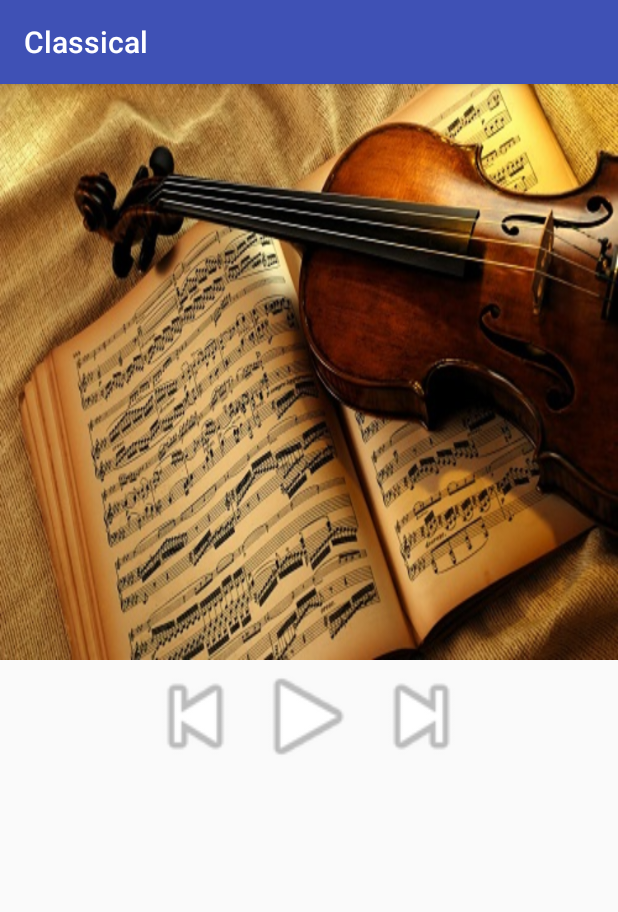
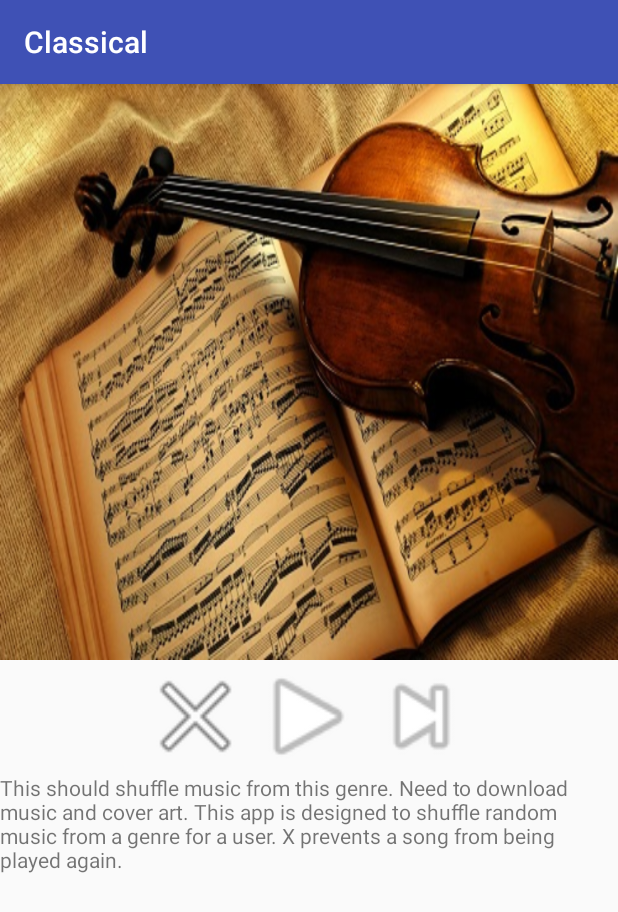
Before and after one commit to murphy360/MurphMusic, an Android app: the screen it shows after launch (GenreActivity), after a tap on "Classical", on a phone screen of 412 x 824 dp. Shown: the top 912 px of the screen. Run offline under Robolectric (Android 15) with nearby library versions, the phone set to English and light mode, and no system bars.

Commit message:
Cleaning up Code

```diff
--- a/app/src/main/java/com/andrios/murphmusic/ColumnComparator.java
+++ b/app/src/main/java/com/andrios/murphmusic/ColumnComparator.java
@@ -4,8 +4,10 @@ import java.util.Comparator;
 
 /**
  * Created by Corey on 7/24/2016.
+ *
+ * Class that extends Comparator.
  */
-//Class that extends Comparator
+
 class ColumnComparator implements Comparator {
     int columnToSort;
     ColumnComparator(int columnToSort) {
--- a/app/src/main/java/com/andrios/murphmusic/PlayActivity.java
+++ b/app/src/main/java/com/andrios/murphmusic/PlayActivity.java
@@ -13,6 +13,9 @@ public class PlayActivity extends AppCompatActivity {
         setConnections();
     }
 
+    /**
+     * Connect GUI to ACTIVITY
+     */
     private void setConnections() {
 
 
--- a/app/src/main/java/com/andrios/murphmusic/SplashActivity.java
+++ b/app/src/main/java/com/andrios/murphmusic/SplashActivity.java
@@ -15,26 +15,23 @@ public class SplashActivity extends AppCompatActivity {
     ProgressBar progressBar;
     int progress = 0;
 
-
     @Override
     protected void onCreate(Bundle savedInstanceState) {
         super.onCreate(savedInstanceState);
         setContentView(R.layout.activity_splash);
+
         setOnClickListeners();
-
         new BackgroundAsyncTask().execute();
-
-
-
     }
 
+    //Connect GUI and ACTIVITY
     private void setOnClickListeners() {
         progressBar = (ProgressBar) findViewById(R.id.progressBar);
         progressBar.setMax(100);
         progressBar.setIndeterminate(false);
 
     }
-
+    // Work in another thread
     public class BackgroundAsyncTask extends
             AsyncTask<Void, Integer, Void> {
 
@@ -42,22 +39,23 @@ public class SplashActivity extends AppCompatActivity {
 
         @Override
         protected void onPostExecute(Void result) {
+            //Close the activity
             finish();
         }
 
         @Override
         protected void onPreExecute() {
-            // TODO Auto-generated method stub
-
+            // TODO Fill this out someday
         }
 
         @Override
         protected Void doInBackground(Void... params) {
-            // TODO Auto-generated method stub
+            // Slows down progress bar process to give user time to read about the activity.
+            // TODO Will be used to download data in the background in the future.
             while (myProgress < 100) {
                 myProgress++;
                 publishProgress(myProgress);
-                SystemClock.sleep(10);
+                SystemClock.sleep(50);
             }
             return null;
         }
@@ -67,6 +65,5 @@ public class SplashActivity extends AppCompatActivity {
             // TODO Auto-generated method stub
             progressBar.setProgress(values[0]);
         }
-
     }
 }
--- a/app/src/main/res/layout/activity_play.xml
+++ b/app/src/main/res/layout/activity_play.xml
@@ -14,7 +14,8 @@
     <LinearLayout
         android:layout_width="match_parent"
         android:layout_height="0dp"
-        android:layout_weight="1">
+        android:layout_weight="1"
+        android:orientation="vertical">
         <LinearLayout
             android:layout_width="match_parent"
             android:layout_height="wrap_content"
@@ -23,7 +24,7 @@
             <ImageView
                 android:layout_width="75dp"
                 android:layout_height="75dp"
-                android:background="@android:drawable/ic_media_previous"/>
+                android:background="@android:drawable/ic_menu_close_clear_cancel"/>
             <ImageView
                 android:layout_width="75dp"
                 android:layout_height="75dp"
@@ -33,5 +34,9 @@
                 android:layout_height="75dp"
                 android:background="@android:drawable/ic_media_next"/>
         </LinearLayout>
+        <TextView
+            android:layout_width="match_parent"
+            android:layout_height="wrap_content"
+            android:text="@string/hurdle_genre"/>
     </LinearLayout>
 </LinearLayout>
--- a/app/src/main/res/layout/activity_splash.xml
+++ b/app/src/main/res/layout/activity_splash.xml
@@ -26,5 +26,10 @@
         android:id="@+id/progressBar"
         android:indeterminate="true"
         android:layout_marginTop="56dp" />
+    <TextView
+        android:layout_width="match_parent"
+        android:layout_height="wrap_content"
+        android:text="@string/hurdle_splash"
+        android:textColor="@android:color/white"/>
 
 </LinearLayout>
--- a/app/src/main/res/values/strings.xml
+++ b/app/src/main/res/values/strings.xml
@@ -3,4 +3,12 @@
     <string name="app_name_space">Murph Music</string>
     <string name="label_splash">splash</string>
     <string name="label_play">play</string>
+    <string name="hurdle_splash">Initiate and download initial data while giving the user some eye candy. I use AndriosData to build
+        dummy data and will eventually flesh it out to provide back end interfaces.
+    </string>
+    <string name="hurdle_main">Need to efficiently handle images. Running into memory issues.</string>
+
+    <string name="hurdle_genre">This should shuffle music from this genre. Need to download music and cover art.
+        This app is designed to shuffle random music from a genre for a user.  X prevents a song from being played again.
+    </string>
 </resources>
```
Also changed, not shown: app/src/main/java/com/andrios/murphmusic/GenreAdapter.java (+6 -10 lines), app/src/main/java/com/andrios/murphmusic/MainActivity.java (+4 -12 lines).
